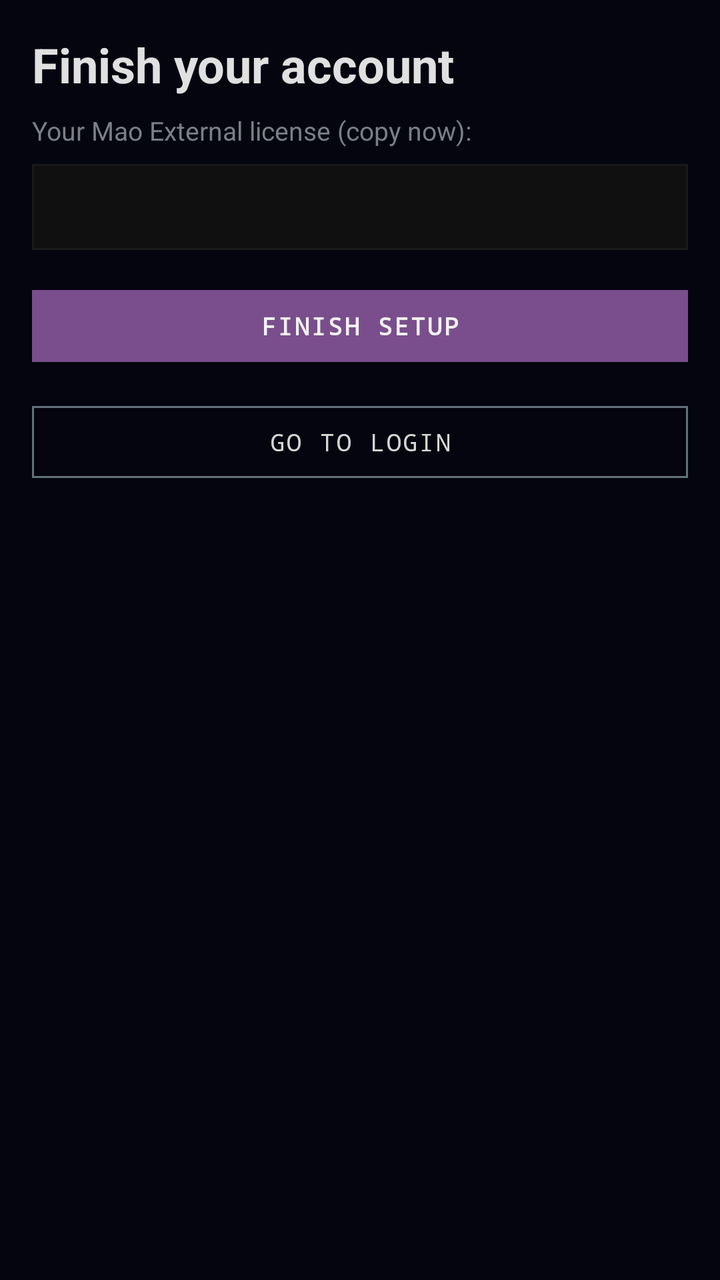
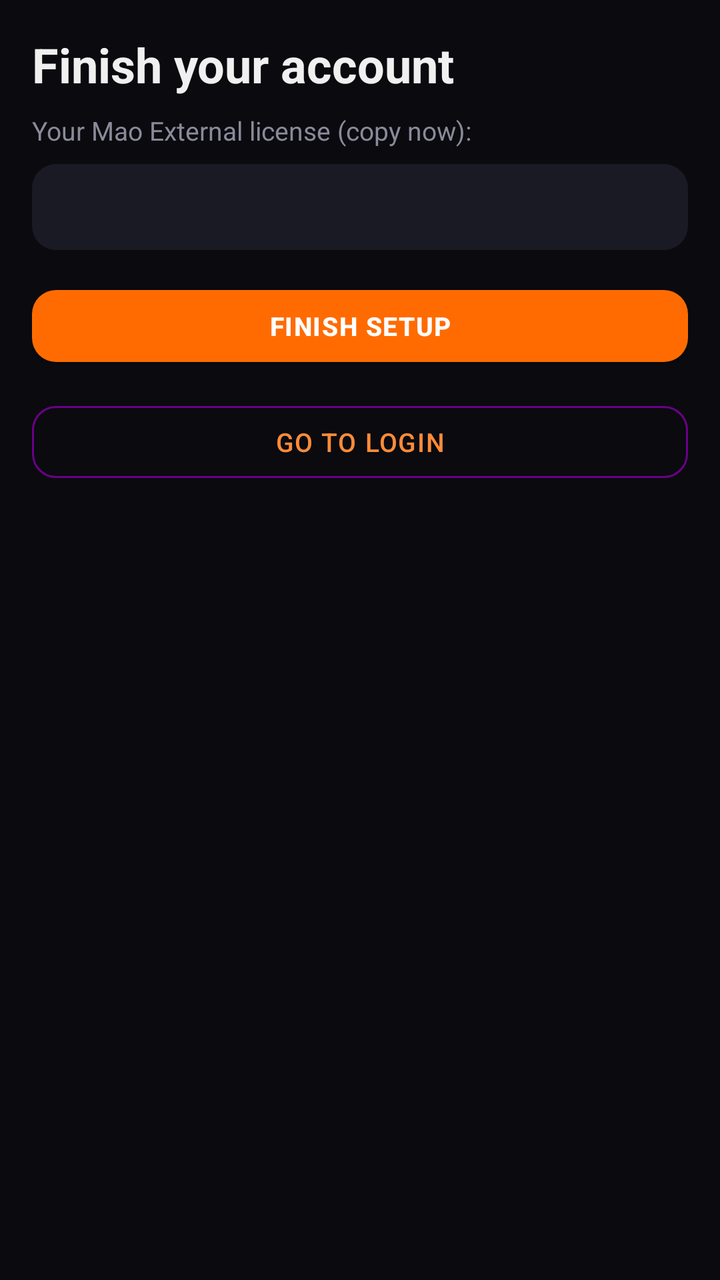

Two renders of the same Android screen: before a commit and after it. Below are the layout's source before the change and the commit's diff.
<!-- AndroidManifest.xml: application theme Theme.KodaNetwork -->
<!-- res/layout/activity_design_complete_setup.xml -->
<?xml version="1.0" encoding="utf-8"?>
<ScrollView xmlns:android="http://schemas.android.com/apk/res/android"
    android:layout_width="match_parent"
    android:layout_height="match_parent"
    android:background="@color/bg_void">

    <LinearLayout
        android:layout_width="match_parent"
        android:layout_height="wrap_content"
        android:orientation="vertical"
        android:padding="16dp">

        <TextView
            android:layout_width="wrap_content"
            android:layout_height="wrap_content"
            android:text="Finish your account"
            android:textColor="@color/txt_primary"
            android:textSize="24sp"
            android:textStyle="bold" />

        <TextView
            android:layout_width="match_parent"
            android:layout_height="wrap_content"
            android:layout_marginTop="8dp"
            android:text="Your Mao External license (copy now):"
            android:textColor="@color/txt_secondary"
            android:textSize="13sp" />

        <TextView
            android:id="@+id/tv_license_key"
            android:layout_width="match_parent"
            android:layout_height="wrap_content"
            android:layout_marginTop="8dp"
            android:background="@drawable/cell_bg"
            android:padding="12dp"
            android:textColor="@color/koda_orange"
            android:textSize="14sp"
            android:textStyle="bold" />

        <Button
            android:id="@+id/btn_finish_setup"
            style="@style/KodaButton"
            android:layout_width="match_parent"
            android:layout_height="wrap_content"
            android:layout_marginTop="14dp"
            android:text="FINISH SETUP" />

        <Button
            android:id="@+id/btn_go_login"
            style="@style/KodaButton.Outline"
            android:layout_width="match_parent"
            android:layout_height="wrap_content"
            android:layout_marginTop="10dp"
            android:text="GO TO LOGIN" />
    </LinearLayout>
</ScrollView>
<!-- resources referenced by this layout -->
<resources>
  <color name="bg_void">#050510</color>
  <color name="koda_orange">#7A4E8C</color>
  <color name="txt_primary">#E0E0E0</color>
  <color name="txt_secondary">#7A7F88</color>
  <!-- drawable cell_bg (drawable) -->
  <?xml version="1.0" encoding="utf-8"?>
  <shape xmlns:android="http://schemas.android.com/apk/res/android">
      <solid android:color="#101010"/>
      <stroke android:width="1dp" android:color="#1A1A1A"/>
  </shape>
  <style name="KodaButton" parent="Widget.MaterialComponents.Button">
          <item name="backgroundTint">#7A4E8C</item>
          <item name="android:textColor">#F2F2F2</item>
          <item name="android:textStyle">bold</item>
          <item name="android:fontFamily">monospace</item>
          <item name="android:letterSpacing">0.08</item>
          <item name="android:textSize">12sp</item>
          <item name="cornerRadius">0dp</item>
          <item name="rippleColor">#4A5058</item>
      </style>
  <style name="KodaButton.Outline" parent="Widget.MaterialComponents.Button.OutlinedButton">
          <item name="strokeColor">#62727B</item>
          <item name="strokeWidth">1dp</item>
          <item name="android:textColor">#D6D6D6</item>
          <item name="android:fontFamily">monospace</item>
          <item name="android:letterSpacing">0.08</item>
          <item name="android:textSize">12sp</item>
          <item name="cornerRadius">0dp</item>
      </style>
  <style name="Theme.KodaNetwork" parent="Theme.MaterialComponents.NoActionBar">
          <item name="colorPrimary">#7A4E8C</item>
          <item name="colorPrimaryVariant">#4A5058</item>
          <item name="colorSecondary">#62727B</item>
          <item name="android:colorBackground">#050510</item>
          <item name="colorSurface">#050510</item>
          <item name="colorOnPrimary">#000000</item>
          <item name="colorOnBackground">#E0E0E0</item>
          <item name="colorOnSurface">#E0E0E0</item>
          <item name="android:statusBarColor">#050510</item>
          <item name="android:navigationBarColor">#050510</item>
          <item name="android:windowLightStatusBar">false</item>
          <item name="android:textColor">#E0E0E0</item>
      </style>
</resources>

<!-- the commit's change to res/layout/activity_design_complete_setup.xml (unified diff, before → after) -->
@@ -1,5 +1,6 @@
 <?xml version="1.0" encoding="utf-8"?>
 <ScrollView xmlns:android="http://schemas.android.com/apk/res/android"
+    android:fitsSystemWindows="true"
     android:layout_width="match_parent"
     android:layout_height="match_parent"
     android:background="@color/bg_void">
<!-- resource entries referenced after the edit -->
@@ -1,47 +1,52 @@
 <!-- resources referenced by this layout -->
 <resources>
-  <color name="bg_void">#050510</color>
-  <color name="koda_orange">#7A4E8C</color>
-  <color name="txt_primary">#E0E0E0</color>
-  <color name="txt_secondary">#7A7F88</color>
+  <color name="bg_void">#0A0A0F</color>
+  <color name="koda_orange">#FF6B00</color>
+  <color name="txt_primary">#F0F0F0</color>
+  <color name="txt_secondary">#8A8A9A</color>
   <!-- drawable cell_bg (drawable) -->
   <?xml version="1.0" encoding="utf-8"?>
-  <shape xmlns:android="http://schemas.android.com/apk/res/android">
-      <solid android:color="#101010"/>
-      <stroke android:width="1dp" android:color="#1A1A1A"/>
+  <shape xmlns:android="http://schemas.android.com/apk/res/android"
+      android:shape="rectangle">
+      <solid android:color="#1A1A24" />
+      <corners android:radius="12dp" />
   </shape>
   <style name="KodaButton" parent="Widget.MaterialComponents.Button">
-          <item name="backgroundTint">#7A4E8C</item>
-          <item name="android:textColor">#F2F2F2</item>
+          <item name="backgroundTint">#FF6B00</item>
+          <item name="android:textColor">#FFFFFF</item>
           <item name="android:textStyle">bold</item>
-          <item name="android:fontFamily">monospace</item>
-          <item name="android:letterSpacing">0.08</item>
-          <item name="android:textSize">12sp</item>
-          <item name="cornerRadius">0dp</item>
-          <item name="rippleColor">#4A5058</item>
+          <item name="android:fontFamily">sans-serif-medium</item>
+          <item name="android:letterSpacing">0.04</item>
+          <item name="android:textSize">13sp</item>
+          <item name="cornerRadius">12dp</item>
+          <item name="rippleColor">#CC5500</item>
       </style>
   <style name="KodaButton.Outline" parent="Widget.MaterialComponents.Button.OutlinedButton">
-          <item name="strokeColor">#62727B</item>
+          <item name="strokeColor">#FF6B0088</item>
           <item name="strokeWidth">1dp</item>
-          <item name="android:textColor">#D6D6D6</item>
-          <item name="android:fontFamily">monospace</item>
-          <item name="android:letterSpacing">0.08</item>
-          <item name="android:textSize">12sp</item>
-          <item name="cornerRadius">0dp</item>
+          <item name="android:textColor">#FF8C38</item>
+          <item name="android:fontFamily">sans-serif-medium</item>
+          <item name="android:letterSpacing">0.04</item>
+          <item name="android:textSize">13sp</item>
+          <item name="cornerRadius">12dp</item>
       </style>
   <style name="Theme.KodaNetwork" parent="Theme.MaterialComponents.NoActionBar">
-          <item name="colorPrimary">#7A4E8C</item>
-          <item name="colorPrimaryVariant">#4A5058</item>
-          <item name="colorSecondary">#62727B</item>
-          <item name="android:colorBackground">#050510</item>
-          <item name="colorSurface">#050510</item>
-          <item name="colorOnPrimary">#000000</item>
-          <item name="colorOnBackground">#E0E0E0</item>
-          <item name="colorOnSurface">#E0E0E0</item>
-          <item name="android:statusBarColor">#050510</item>
-          <item name="android:navigationBarColor">#050510</item>
+          <item name="colorPrimary">#FF6B00</item>
+          <item name="colorPrimaryVariant">#CC5500</item>
+          <item name="colorSecondary">#FF8C38</item>
+          <item name="android:colorBackground">#0A0A0F</item>
+          <item name="android:windowBackground">#0A0A0F</item>
+          <item name="colorSurface">#12121A</item>
+          <item name="colorOnPrimary">#FFFFFF</item>
+          <item name="colorOnBackground">#F0F0F0</item>
+          <item name="colorOnSurface">#F0F0F0</item>
+          <item name="android:statusBarColor">#00000000</item>
+          <item name="android:navigationBarColor">#00000000</item>
+          <item name="android:windowTranslucentStatus">true</item>
+          <item name="android:windowTranslucentNavigation">true</item>
+          <item name="android:windowLayoutInDisplayCutoutMode">shortEdges</item>
           <item name="android:windowLightStatusBar">false</item>
-          <item name="android:textColor">#E0E0E0</item>
+          <item name="android:textColor">#F0F0F0</item>
       </style>
 </resources>
 
